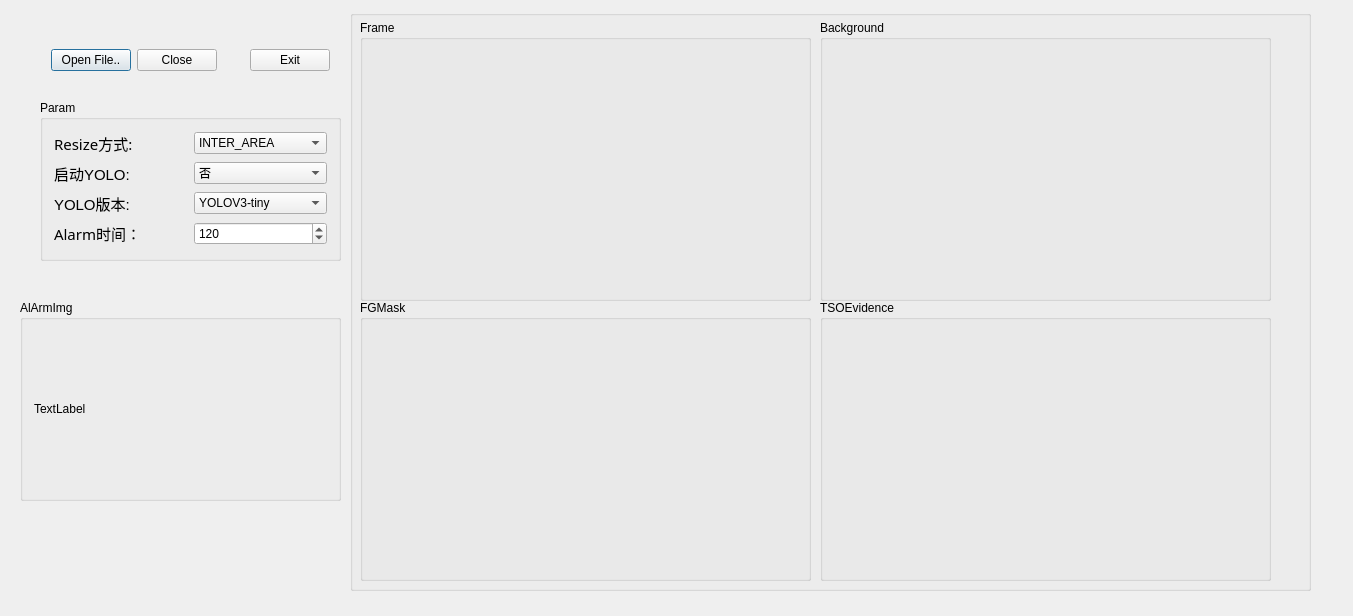
Above: AlgGui/AlgGui.ui from 2rintf/AlgGui before the change. Below: the same form after it.
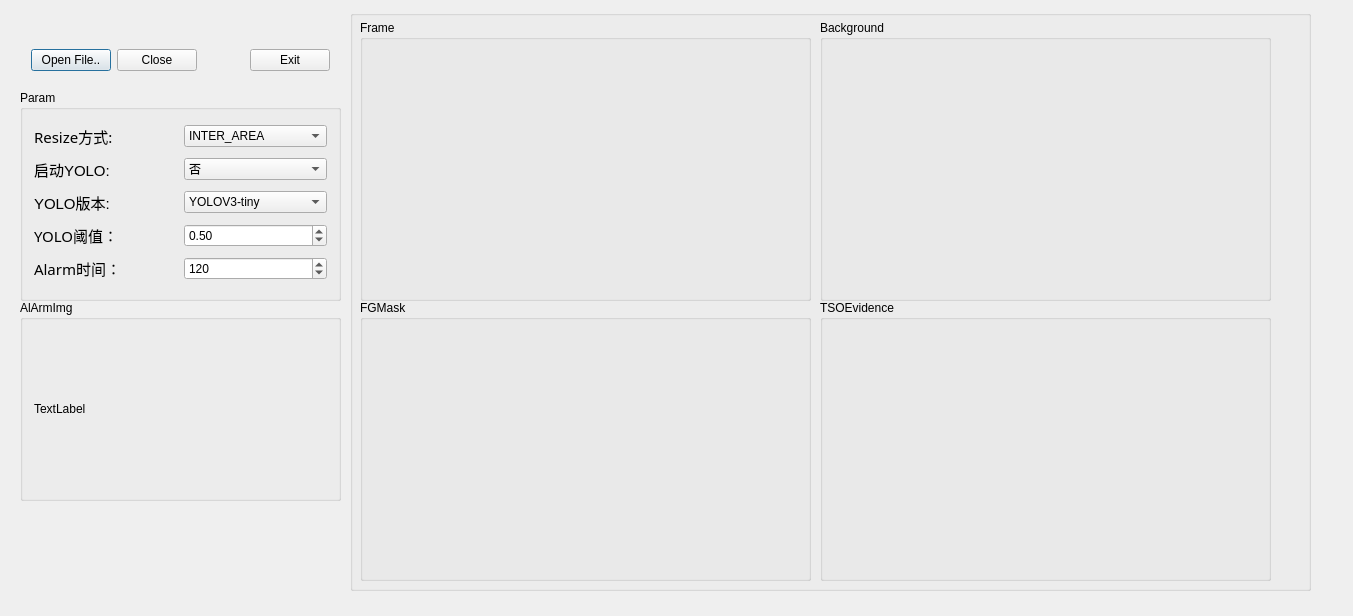
That is the form after the change.

Commit message: :innocent: 完成"调整yolo阈值"功能。:bug: 解决显示图片cache的BUG。

Diff of the .ui file:
```diff
--- a/AlgGui/AlgGui.ui
+++ b/AlgGui/AlgGui.ui
@@ -129,9 +129,9 @@
   <widget class="QWidget" name="horizontalLayoutWidget_2">
    <property name="geometry">
     <rect>
-     <x>40</x>
+     <x>20</x>
      <y>30</y>
-     <width>301</width>
+     <width>321</width>
      <height>61</height>
     </rect>
    </property>
@@ -175,10 +175,10 @@
   <widget class="QGroupBox" name="paramGroupBox">
    <property name="geometry">
     <rect>
-     <x>40</x>
-     <y>100</y>
-     <width>301</width>
-     <height>161</height>
+     <x>20</x>
+     <y>90</y>
+     <width>321</width>
+     <height>211</height>
     </rect>
    </property>
    <property name="title">
@@ -290,6 +290,36 @@
       </item>
      </layout>
     </item>
+    <item>
+     <layout class="QHBoxLayout" name="horizontalLayout_5">
+      <item>
+       <widget class="QLabel" name="label_5">
+        <property name="font">
+         <font>
+          <family>宋体</family>
+          <pointsize>11</pointsize>
+         </font>
+        </property>
+        <property name="text">
+         <string>YOLO阈值：</string>
+        </property>
+       </widget>
+      </item>
+      <item>
+       <widget class="QDoubleSpinBox" name="BoxOfYoloThresh">
+        <property name="maximum">
+         <double>0.990000000000000</double>
+        </property>
+        <property name="singleStep">
+         <double>0.100000000000000</double>
+        </property>
+        <property name="value">
+         <double>0.500000000000000</double>
+        </property>
+       </widget>
+      </item>
+     </layout>
+    </item>
     <item>
      <layout class="QHBoxLayout" name="horizontalLayout_2">
       <item>
```
The commit also changes 3 other files.
